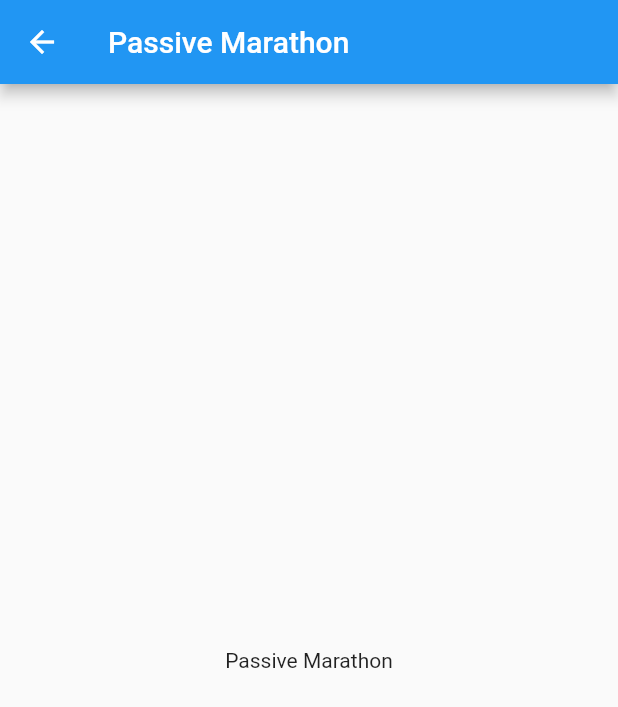
After one commit to JamieTran/PassiveMarathon, a Flutter app: the HomePage screen opened directly, on a phone screen of 412 x 824 dp. The commit adds this screen. Shown: the top 707 px of the screen. Run offline on Flutter 3.47's test engine with Material 2 defaults, Android fonts, the phone set to English and light mode, and no system bars.

Commit message:
:sparkles: Add new home page file

```diff
--- /dev/null
+++ b/lib/home_page.dart
@@ -0,0 +1,24 @@
+import 'package:flutter/material.dart';
+
+// Stateful widgets are used when you need to update the screen
+// with data constantly, this works for passive marathon
+class HomePage extends StatefulWidget{
+  @override
+  State createState() => new HomePageState();
+}
+
+class HomePageState extends State<HomePage>{
+  @override
+  Widget build(BuildContext context){
+    return new Scaffold(
+      appBar: new AppBar(
+        title:new Text("Passive Marathon")
+      ),
+      body: new Container(
+        child: new Center(
+          child: new Text("Passive Marathon"),
+        ),
+      )
+    );
+  }
+}
--- a/lib/main.dart
+++ b/lib/main.dart
@@ -1,4 +1,6 @@
 import 'package:flutter/material.dart';
+import 'home_page.dart';
+
 
 void main() => runApp(MyApp());
 
```
